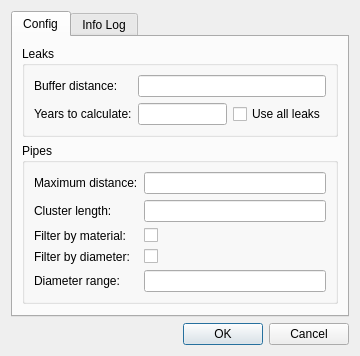
Before: the Qt Designer form core/ui/toolbars/assetmanage/assignation.ui in bgeo-gis/gw_assetmanage_plugin, drawn with Qt 5.
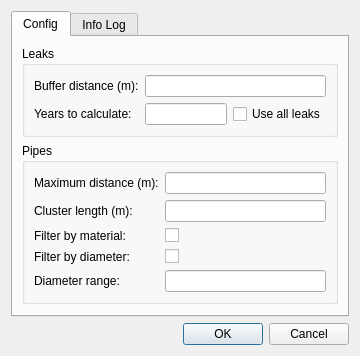
After: the same form once the commit is applied.

Commit message: Added tooltips to assignation dialog

Patch:
```diff
--- a/core/ui/toolbars/assetmanage/assignation.ui
+++ b/core/ui/toolbars/assetmanage/assignation.ui
@@ -122,7 +122,7 @@
           <item row="0" column="0">
            <widget class="QLabel" name="lbl_max_distance">
             <property name="text">
-             <string>Maximum distance:</string>
+             <string>Maximum distance (m):</string>
             </property>
             <property name="buddy">
              <cstring>txt_max_distance</cstring>
@@ -132,7 +132,7 @@
           <item row="1" column="0">
            <widget class="QLabel" name="lbl_cluster_length">
             <property name="text">
-             <string>Cluster length:</string>
+             <string>Cluster length (m):</string>
             </property>
             <property name="buddy">
              <cstring>txt_cluster_length</cstring>
@@ -164,7 +164,7 @@
           <item row="0" column="0">
            <widget class="QLabel" name="lbl_buffer">
             <property name="text">
-             <string>Buffer distance:</string>
+             <string>Buffer distance (m):</string>
             </property>
             <property name="buddy">
              <cstring>txt_buffer</cstring>
```
Left out of the diff: 24 changed lines with no effect on the pictures.
